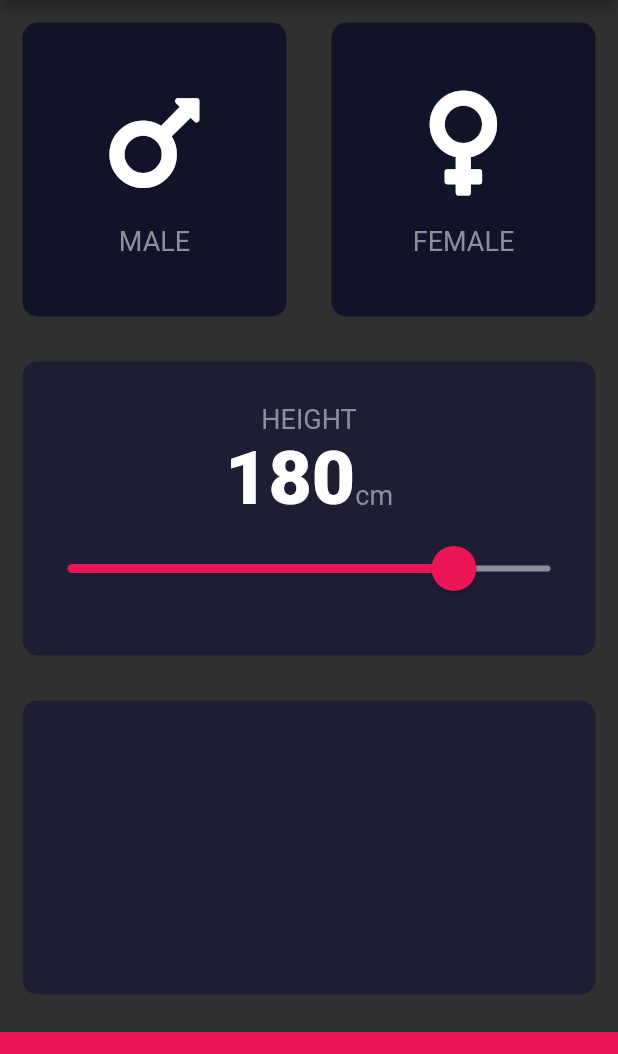
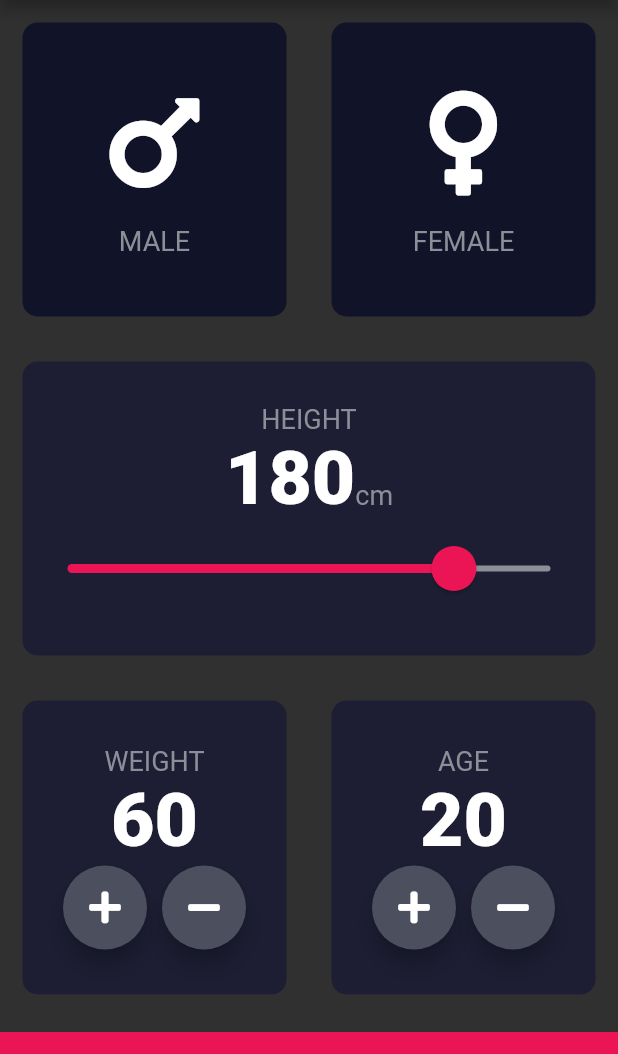
Before and after one commit to tadashimasuda/flutter_learn, a Flutter app: the screen it shows after launch, on a phone screen of 412 x 824 dp, the part 84-1138 px from its top. Run offline on Flutter 3.47's test engine with Material 2 defaults, Android fonts, the phone set to English and light mode, and no system bars; our stand-ins replace font_awesome_flutter.

Commit message:
finish weightm age card

```diff
--- a/bmi-calculator-flutter/lib/input_page.dart
+++ b/bmi-calculator-flutter/lib/input_page.dart
@@ -21,7 +21,8 @@ class _InputPageState extends State<InputPage> {
 
   Gender selectedGenger;
   int height = 180;
-
+  int weight = 60;
+  int age = 20;
   @override
   Widget build(BuildContext context) {
     return Scaffold(
@@ -110,9 +111,83 @@ class _InputPageState extends State<InputPage> {
                   ),
               )
             ),
-          Expanded(child:
-            ReusableCard(color:kactiveCardColor),
-          ),
+          Expanded(
+              child: Row(
+                children: [
+                  Expanded(
+                    child: ReusableCard(
+                      color: kactiveCardColor,
+                      cardChild: Column(
+                        mainAxisAlignment: MainAxisAlignment.center,
+                        children: <Widget>[
+                          Text('WEIGHT',style: klabelTextStyle),
+                          Text(weight.toString(),style: kNumberTextStyle),
+                          Row(
+                              mainAxisAlignment: MainAxisAlignment.center,
+                              children:[
+                                RoundIconButton(
+                                  icon: FontAwesomeIcons.plus,
+                                  onPress:(){
+                                    setState(() {
+                                      weight++;
+                                    });
+                                  }
+                                ),
+                                SizedBox(
+                                    width:10
+                                ),
+                                RoundIconButton(
+                                    icon: FontAwesomeIcons.minus,
+                                    onPress:(){
+                                      setState(() {
+                                        weight--;
+                                      });
+                                    }
+                                ),
+                              ]
+                            )
+                        ],
+                      ),
+                    ),
+                  ),
+                  Expanded(
+                    child: ReusableCard(
+                      color: kactiveCardColor,
+                      cardChild: Column(
+                        mainAxisAlignment: MainAxisAlignment.center,
+                        children: [
+                          Text('AGE',style: klabelTextStyle,),
+                          Text(age.toString(),style: kNumberTextStyle,),
+                          Row(
+                              mainAxisAlignment: MainAxisAlignment.center,
+                              children:[
+                                RoundIconButton(
+                                    icon: FontAwesomeIcons.plus,
+                                    onPress:(){
+                                      setState(() {
+                                        age++;
+                                      });
+                                    }
+                                ),
+                                SizedBox(
+                                    width:10
+                                ),
+                                RoundIconButton(
+                                    icon: FontAwesomeIcons.minus,
+                                    onPress:(){
+                                      setState(() {
+                                        age--;
+                                      });
+                                    }
+                                ),
+                              ]
+                          )
+                        ],
+                      ),
+                    ),
+                  ),
+                ],
+              )),
           Container(
             color: kbottomContainerColor,
             margin: EdgeInsets.only(top: 10),
@@ -124,3 +199,25 @@ class _InputPageState extends State<InputPage> {
     );
   }
 }
+
+class RoundIconButton extends StatelessWidget {
+  RoundIconButton({this.icon,this.onPress});
+
+  final IconData icon;
+  final Function onPress;
+
+  @override
+  Widget build(BuildContext context) {
+    return RawMaterialButton(
+      child: Icon(icon),
+      onPressed: onPress,
+      elevation: 6.0,
+      constraints: BoxConstraints.tightFor(
+        width: 56,
+        height: 56
+      ),
+      shape: CircleBorder(),
+      fillColor: Color(0xFF4C4F5E),
+    );
+  }
+}
```
